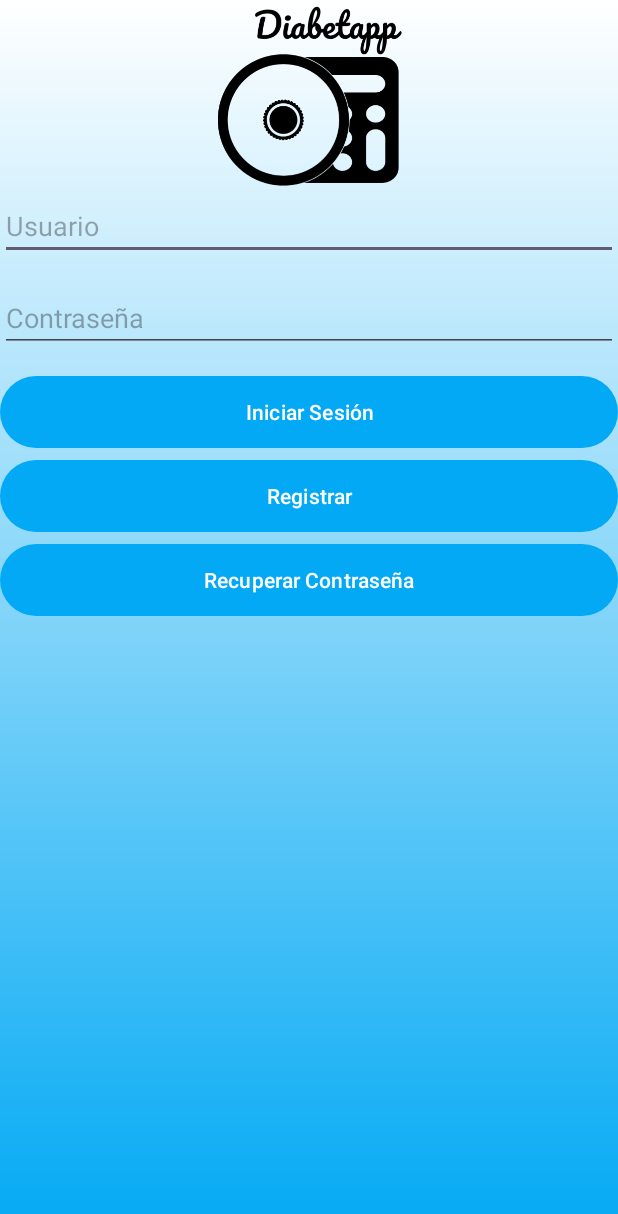
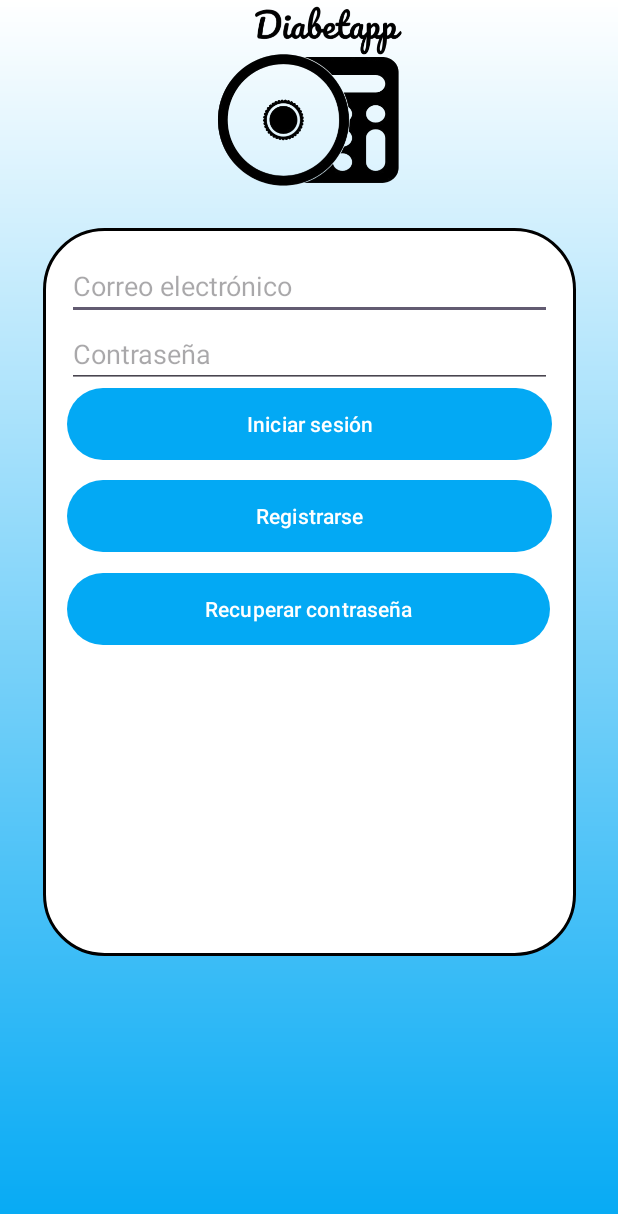
Before and after one commit to juanluismatalop/ProyectoGlucapp, an Android app: the screen it shows after launch (LogInActivity before the commit, RegisterActivity after it), after a tap on "Registrar", on a phone screen of 412 x 824 dp. Shown: the top 1214 px of the screen. Run offline under Robolectric (Android 15) with nearby library versions, the phone set to English and light mode, and no system bars; our stand-ins replace Firebase (no records; nobody signed in at launch, a user with empty details on screens opened directly).

```diff
--- a/app/src/main/java/com/example/proyectoglucapp/LogInActivity.kt
+++ b/app/src/main/java/com/example/proyectoglucapp/LogInActivity.kt
@@ -45,46 +45,13 @@ class LogInActivity : AppCompatActivity() {
         }
 
         btnRegister.setOnClickListener {
-            val email = etUsername.text.toString()
-            val password = etPassword.text.toString()
-
-            if (email.isNotEmpty() && password.isNotEmpty()) {
-                FirebaseAuth.getInstance().createUserWithEmailAndPassword(email, password)
-                    .addOnCompleteListener { task ->
-                        if (task.isSuccessful) {
-                            Toast.makeText(this, "Registro exitoso", Toast.LENGTH_SHORT).show()
-                        } else {
-                            Toast.makeText(
-                                this,
-                                "Error: ${task.exception?.message}",
-                                Toast.LENGTH_LONG
-                            ).show()
-                        }
-                    }
-            } else {
-                Toast.makeText(this, "Por favor llena todos los campos", Toast.LENGTH_SHORT).show()
-            }
+            val intent = Intent(this, RegisterActivity::class.java)
+            startActivity(intent)
         }
 
         btnForgotPassword.setOnClickListener {
-            val email = etUsername.text.toString()
-
-            if (email.isNotEmpty()) {
-                FirebaseAuth.getInstance().sendPasswordResetEmail(email)
-                    .addOnCompleteListener { task ->
-                        if (task.isSuccessful) {
-                            Toast.makeText(this, "Correo de recuperación enviado", Toast.LENGTH_SHORT).show()
-                        } else {
-                            Toast.makeText(
-                                this,
-                                "Error: ${task.exception?.message}",
-                                Toast.LENGTH_LONG
-                            ).show()
-                        }
-                    }
-            } else {
-                Toast.makeText(this, "Por favor ingresa tu correo electrónico", Toast.LENGTH_SHORT).show()
-            }
+            val intent = Intent(this, ForgotPasswordActivity::class.java)
+            startActivity(intent)
         }
     }
 }
--- /dev/null
+++ b/app/src/main/java/com/example/proyectoglucapp/RegisterActivity.kt
@@ -0,0 +1,45 @@
+package com.example.proyectoglucapp
+
+import android.annotation.SuppressLint
+import android.os.Bundle
+import android.widget.Button
+import android.widget.EditText
+import android.widget.Toast
+import androidx.appcompat.app.AppCompatActivity
+import com.google.firebase.auth.FirebaseAuth
+
+class RegisterActivity : AppCompatActivity() {
+
+    @SuppressLint("MissingInflatedId")
+    override fun onCreate(savedInstanceState: Bundle?) {
+        super.onCreate(savedInstanceState)
+        setContentView(R.layout.activity_register)
+
+        val etEmail = findViewById<EditText>(R.id.etEmail)
+        val etPassword = findViewById<EditText>(R.id.etContrasenna)
+        val btnRegister = findViewById<Button>(R.id.Validar)
+
+        btnRegister.setOnClickListener {
+            val email = etEmail.text.toString()
+            val password = etPassword.text.toString()
+
+            if (email.isNotEmpty() && password.isNotEmpty()) {
+                FirebaseAuth.getInstance().createUserWithEmailAndPassword(email, password)
+                    .addOnCompleteListener { task ->
+                        if (task.isSuccessful) {
+                            Toast.makeText(this, "Registro exitoso", Toast.LENGTH_SHORT).show()
+                            finish() // Vuelve a LogInActivity
+                        } else {
+                            Toast.makeText(
+                                this,
+                                "Error: ${task.exception?.message}",
+                                Toast.LENGTH_LONG
+                            ).show()
+                        }
+                    }
+            } else {
+                Toast.makeText(this, "Por favor llena todos los campos", Toast.LENGTH_SHORT).show()
+            }
+        }
+    }
+}
--- a/app/src/main/res/layout/activity_log_in.xml
+++ b/app/src/main/res/layout/activity_log_in.xml
@@ -18,62 +18,70 @@
         app:layout_constraintTop_toTopOf="parent"
         app:srcCompat="@drawable/diabetapp" />
 
+    <LinearLayout
+        android:layout_width="394dp"
+        android:layout_height="539dp"
+        android:background="@drawable/ventana"
+        android:layout_marginTop="20dp"
+        android:orientation="vertical"
+        app:layout_constraintEnd_toEndOf="parent"
+        app:layout_constraintStart_toStartOf="parent"
+        app:layout_constraintTop_toBottomOf="@+id/imageView">
+
+        <FrameLayout
+            android:layout_width="match_parent"
+            android:layout_height="32dp">
+
+        </FrameLayout>
+
         <EditText
             android:id="@+id/etUsuario"
-        android:layout_width="0dp"
+            android:layout_width="match_parent"
             android:layout_height="wrap_content"
-        android:hint="Usuario"
-        android:inputType="textEmailAddress"
-        app:layout_constraintEnd_toEndOf="parent"
-        app:layout_constraintHorizontal_bias="0.0"
-        app:layout_constraintStart_toStartOf="parent"
-        app:layout_constraintTop_toBottomOf="@+id/imageView" />
+            android:hint="Email"
+            android:inputType="textEmailAddress" />
 
         <EditText
             android:id="@+id/etContrasenna"
-        android:layout_width="0dp"
+            android:layout_width="match_parent"
             android:layout_height="wrap_content"
             android:layout_marginTop="16dp"
             android:hint="Contraseña"
-        android:inputType="textPassword"
-        app:layout_constraintTop_toBottomOf="@id/etUsuario"
-        app:layout_constraintStart_toStartOf="parent"
-        app:layout_constraintEnd_toEndOf="parent" />
+            android:inputType="textPassword" />
 
         <Button
             android:id="@+id/Validar"
-        app:backgroundTint="@null"
-        android:background="@drawable/botones"
-        android:layout_width="0dp"
+            android:layout_width="match_parent"
             android:layout_height="wrap_content"
             android:layout_marginTop="16dp"
+            android:background="@drawable/botones"
             android:text="Iniciar Sesión"
-        app:layout_constraintTop_toBottomOf="@id/etContrasenna"
-        app:layout_constraintStart_toStartOf="parent"
-        app:layout_constraintEnd_toEndOf="parent" />
+            app:backgroundTint="@null" />
+
+        <LinearLayout
+            android:layout_width="match_parent"
+            android:layout_height="167dp"
+            android:orientation="horizontal"
+            tools:ignore="MissingConstraints">
 
             <Button
                 android:id="@+id/btnRegister"
-        app:backgroundTint="@null"
-        android:background="@drawable/botones"
-        android:layout_width="0dp"
+                android:layout_width="199dp"
                 android:layout_height="wrap_content"
                 android:layout_marginTop="8dp"
+                android:background="@drawable/botones"
                 android:text="Registrar"
-        app:layout_constraintTop_toBottomOf="@id/Validar"
-        app:layout_constraintStart_toStartOf="parent"
-        app:layout_constraintEnd_toEndOf="parent" />
+                app:backgroundTint="@null" />
 
             <Button
                 android:id="@+id/btnForgotPassword"
-        app:backgroundTint="@null"
-        android:background="@drawable/botones"
-        android:layout_width="0dp"
+                android:layout_width="200dp"
                 android:layout_height="wrap_content"
                 android:layout_marginTop="8dp"
+                android:background="@drawable/botones"
                 android:text="Recuperar Contraseña"
-        app:layout_constraintTop_toBottomOf="@id/btnRegister"
-        app:layout_constraintStart_toStartOf="parent"
-        app:layout_constraintEnd_toEndOf="parent" />
+                app:backgroundTint="@null" />
+        </LinearLayout>
+    </LinearLayout>
 
 </androidx.constraintlayout.widget.ConstraintLayout>
--- /dev/null
+++ b/app/src/main/res/layout/activity_register.xml
@@ -0,0 +1,82 @@
+<?xml version="1.0" encoding="utf-8"?>
+<androidx.constraintlayout.widget.ConstraintLayout xmlns:android="http://schemas.android.com/apk/res/android"
+    xmlns:app="http://schemas.android.com/apk/res-auto"
+    xmlns:tools="http://schemas.android.com/tools"
+    android:id="@+id/main"
+    android:layout_width="match_parent"
+    android:layout_height="match_parent"
+    android:background="@drawable/fondo"
+    tools:context=".RegisterActivity">
+
+    <ImageView
+        android:id="@+id/imageView"
+        android:layout_width="267dp"
+        android:layout_height="128dp"
+        app:layout_constraintEnd_toEndOf="parent"
+        app:layout_constraintStart_toStartOf="parent"
+        app:layout_constraintTop_toTopOf="parent"
+        app:srcCompat="@drawable/diabetapp" />
+
+    <LinearLayout
+        android:layout_width="355dp"
+        android:layout_height="485dp"
+        android:layout_marginTop="24dp"
+        android:background="@drawable/ventana"
+        android:orientation="vertical"
+        android:padding="16dp"
+        app:layout_constraintEnd_toEndOf="parent"
+        app:layout_constraintStart_toStartOf="parent"
+        app:layout_constraintTop_toBottomOf="@+id/imageView">
+
+        <EditText
+            android:id="@+id/etEmail"
+            android:layout_width="match_parent"
+            android:layout_height="wrap_content"
+            android:hint="Correo electrónico"
+            android:inputType="textEmailAddress" />
+
+        <EditText
+            android:id="@+id/etContrasenna"
+            android:layout_width="match_parent"
+            android:layout_height="wrap_content"
+            android:hint="Contraseña"
+            android:inputType="textPassword" />
+
+        <Button
+            android:id="@+id/Validar"
+            app:backgroundTint="@null"
+            android:background="@drawable/botones"
+            android:layout_width="match_parent"
+            android:layout_height="wrap_content"
+            android:text="Iniciar sesión" />
+
+        <FrameLayout
+            android:layout_width="match_parent"
+            android:layout_height="13dp">
+
+        </FrameLayout>
+
+        <Button
+            android:id="@+id/btnRegister"
+            app:backgroundTint="@null"
+            android:background="@drawable/botones"
+            android:layout_width="match_parent"
+            android:layout_height="wrap_content"
+            android:text="Registrarse" />
+
+        <FrameLayout
+            android:layout_width="match_parent"
+            android:layout_height="14dp">
+
+        </FrameLayout>
+
+        <Button
+            android:id="@+id/btnForgotPassword"
+            android:layout_width="322dp"
+            android:layout_height="wrap_content"
+            android:background="@drawable/botones"
+            android:text="Recuperar contraseña"
+            app:backgroundTint="@null" />
+    </LinearLayout>
+
+</androidx.constraintlayout.widget.ConstraintLayout>
```
Also changed, not shown: app/src/main/AndroidManifest.xml (+10 -6 lines), app/src/main/java/com/example/proyectoglucapp/ForgotPasswordActivity.kt (added, +41 -0 lines), app/src/main/res/layout/activity_forgot_password.xml (added, +48 -0 lines), 1 other file. Lines whose indentation alone changed are shown as unchanged.
